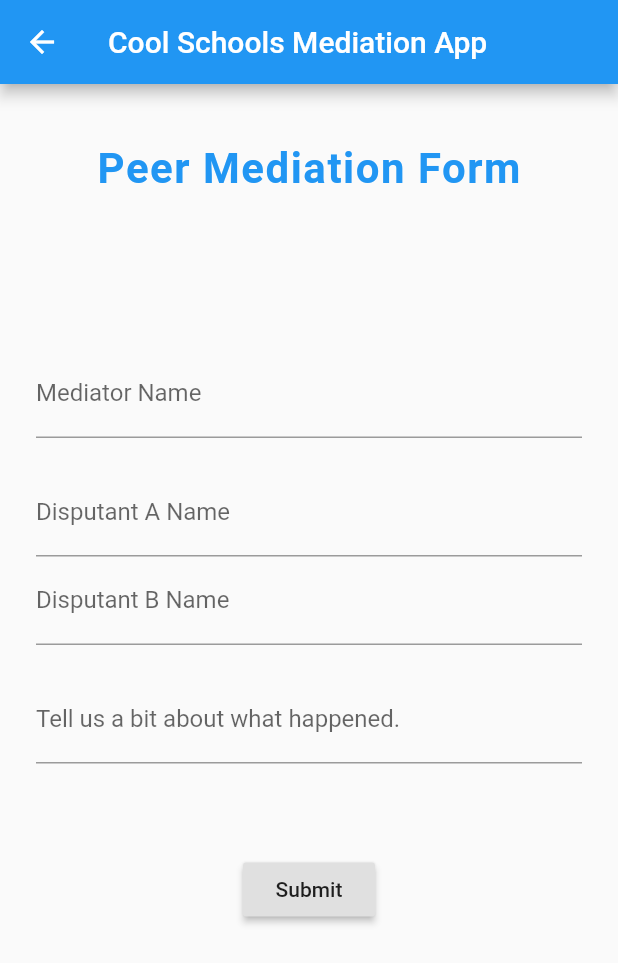
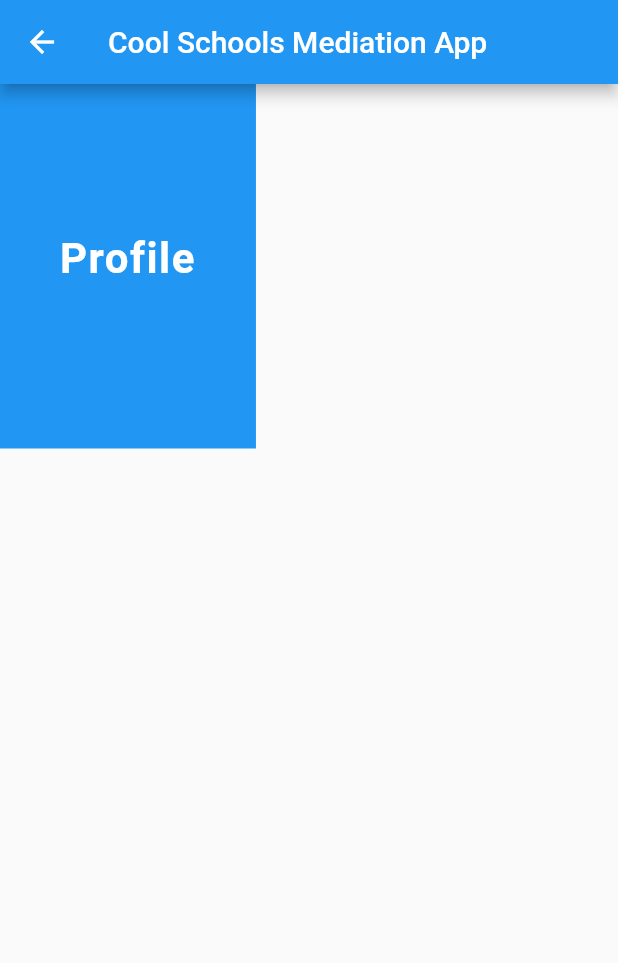
Before and after one commit to Jackli-Tech/Peer-Mediation-App, a Flutter app: the screen it shows after launch, after a tap on "Profile", on a phone screen of 412 x 824 dp. Shown: the top 963 px of the screen. Run offline on Flutter 3.47's test engine with Material 2 defaults, Android fonts, the phone set to English and light mode, and no system bars; our stand-ins replace flutter_spinkit, logger.

Commit message:
Added dummy pages for profile and settings
in the home page

```diff
--- a/Flutter_app/Flutter_app/lib/Pages/form.dart
+++ b/Flutter_app/Flutter_app/lib/Pages/form.dart
@@ -106,7 +106,7 @@ class _FormPageState extends State<FormPage> {
                   SizedBox(height: 40.0),
                   Container(
                     alignment: Alignment.center,
-                    child: Text('Peer Mediation Form',
+                    child: Text('Mediator\'s Form',
                         style: TextStyle(
                             color: Theme.of(context).primaryColor,
                             fontSize: 28.0,
--- a/Flutter_app/Flutter_app/lib/Pages/home.dart
+++ b/Flutter_app/Flutter_app/lib/Pages/home.dart
@@ -3,6 +3,8 @@ import 'package:flutter/material.dart';
 import 'resources.dart';
 import 'loginscreen.dart';
 import 'form.dart';
+import 'profile.dart';
+import 'settings.dart';
 
 class HomePage extends StatefulWidget {
   @override
@@ -62,7 +64,7 @@ class _HomePageState extends State<HomePage> {
                         borderRadius: BorderRadius.all(Radius.circular(32.0))),
                     onPressed: () {
                       Navigator.of(context).push(MaterialPageRoute(
-                        builder: (context) => FormPage(),
+                        builder: (context) => ProfilePage(),
                       ));
                     }),
                 SizedBox(height: 50.0),
@@ -75,7 +77,7 @@ class _HomePageState extends State<HomePage> {
                         borderRadius: BorderRadius.all(Radius.circular(32.0))),
                     onPressed: () {
                       Navigator.of(context).push(MaterialPageRoute(
-                        builder: (context) => FormPage(),
+                        builder: (context) => SettingsPage(),
                       ));
                     }),
               ]),
@@ -86,7 +88,13 @@ class _HomePageState extends State<HomePage> {
                   children: <Widget>[
                     SizedBox(height: 100.0),
                     Text('INSERT TIMETABLE HERE',
-                        style: TextStyle(color: Colors.white)),
+                        textAlign: TextAlign.center,
+                        style: TextStyle(
+                            color: Colors.white,
+                            fontSize: 28.0,
+                            fontWeight: FontWeight.bold,
+                            letterSpacing: 1.0)),
+                    SizedBox(height: 160.0),
                   ],
                 )),
           ],
--- /dev/null
+++ b/Flutter_app/Flutter_app/lib/Pages/profile.dart
@@ -0,0 +1,44 @@
+import 'package:flutter/material.dart';
+
+class ProfilePage extends StatefulWidget {
+  @override
+  _ProfilePageState createState() => _ProfilePageState();
+}
+
+class _ProfilePageState extends State<ProfilePage> {
+  @override
+  Widget build(BuildContext context) {
+    return Scaffold(
+      appBar: AppBar(title: Text("Cool Schools Mediation App")),
+      body: SingleChildScrollView(
+        child: ConstrainedBox(
+            //height: MediaQuery.of(context).size.height,
+            //child: Column(
+
+            constraints: BoxConstraints(),
+            //the 3 following lines are very important(!!!) for scrolling mechanics. wrap a widget ina listview!!
+            child: Column(
+              children: <Widget>[
+                Container(
+                    padding: const EdgeInsets.only(
+                        left: 40.0, right: 40.0, bottom: 10.0),
+                    decoration: BoxDecoration(color: Colors.blue),
+                    child: Column(
+                      children: <Widget>[
+                        SizedBox(height: 100.0),
+                        Text('Profile',
+                            textAlign: TextAlign.center,
+                            style: TextStyle(
+                                color: Colors.white,
+                                fontSize: 28.0,
+                                fontWeight: FontWeight.bold,
+                                letterSpacing: 1.0)),
+                        SizedBox(height: 100.0),
+                      ],
+                    )),
+              ],
+            )),
+      ),
+    );
+  }
+}
```
Also changed, not shown: Flutter_app/Flutter_app/lib/Pages/settings.dart (added, +44 -0 lines).
